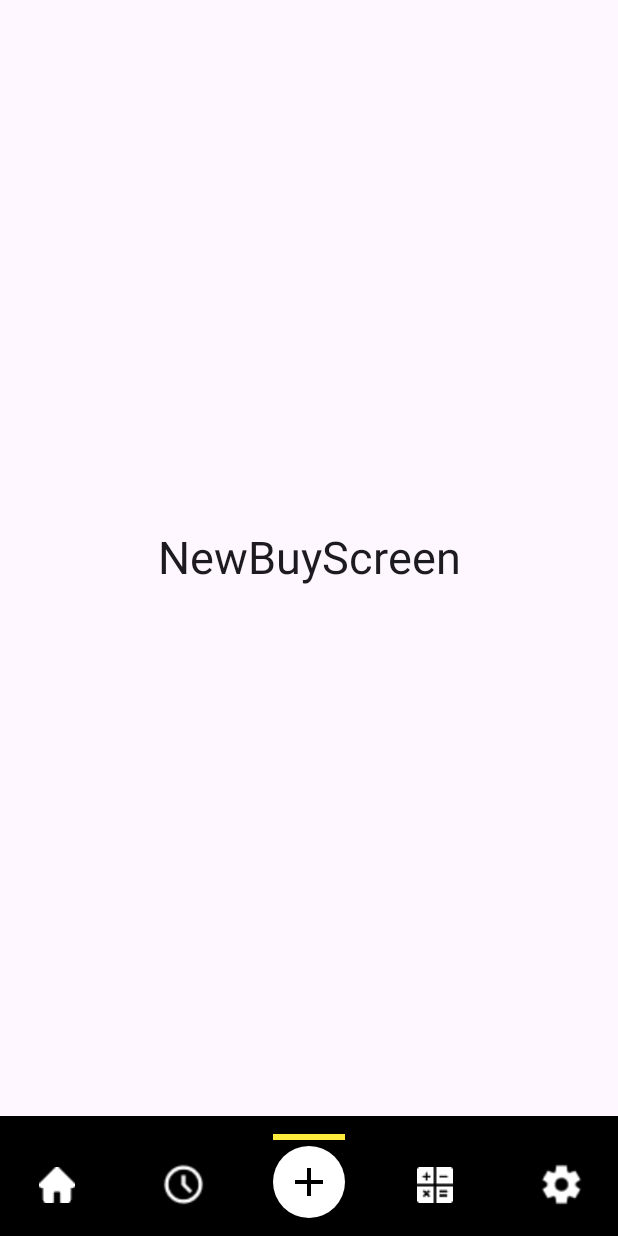
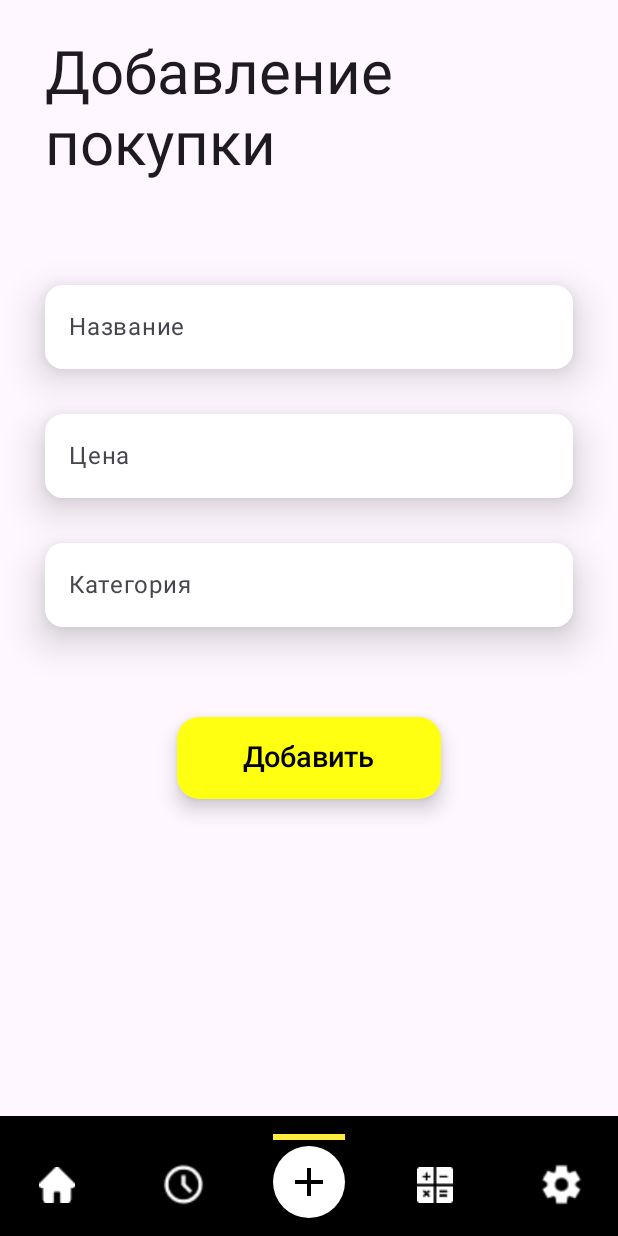
Before and after one commit to durka225/chillOut, an Android app built with Jetpack Compose: the MainScreen screen opened through its navigation route, item 3 of the bottom bar chosen, on a phone screen of 412 x 824 dp. Run offline under Robolectric (Android 15) with nearby library versions, the phone set to English and light mode, and no system bars.

Commit message:
NewBuyScreen

```diff
--- a/app/src/main/java/com/example/chillout/presentation/screen/login/LoginScreen.kt
+++ b/app/src/main/java/com/example/chillout/presentation/screen/login/LoginScreen.kt
@@ -27,16 +27,10 @@ import androidx.compose.material3.OutlinedTextField
 import androidx.compose.material3.OutlinedTextFieldDefaults
 import androidx.compose.material3.Text
 import androidx.compose.runtime.Composable
-import androidx.compose.runtime.getValue
-import androidx.compose.runtime.mutableStateOf
-import androidx.compose.runtime.remember
-import androidx.compose.runtime.setValue
 import androidx.compose.ui.Alignment
 import androidx.compose.ui.Modifier
-import androidx.compose.ui.draw.shadow
 import androidx.compose.ui.graphics.Color
 import androidx.compose.ui.graphics.vector.rememberVectorPainter
-import androidx.compose.ui.platform.LocalContext
 import androidx.compose.ui.res.painterResource
 import androidx.compose.ui.res.stringResource
 import androidx.compose.ui.tooling.preview.Preview
--- a/app/src/main/java/com/example/chillout/presentation/screen/main/new_buy/NewBuyScreen.kt
+++ b/app/src/main/java/com/example/chillout/presentation/screen/main/new_buy/NewBuyScreen.kt
@@ -1,28 +1,149 @@
 package com.example.chillout.presentation.screen.main.new_buy
 
-import androidx.compose.foundation.layout.Arrangement
+import androidx.compose.foundation.background
 import androidx.compose.foundation.layout.Column
+import androidx.compose.foundation.layout.Row
 import androidx.compose.foundation.layout.fillMaxSize
+import androidx.compose.foundation.layout.fillMaxWidth
+import androidx.compose.foundation.layout.padding
+import androidx.compose.foundation.shape.RoundedCornerShape
+import androidx.compose.material3.Card
+import androidx.compose.material3.CardDefaults
+import androidx.compose.material3.OutlinedTextField
+import androidx.compose.material3.OutlinedTextFieldDefaults
 import androidx.compose.material3.Text
 import androidx.compose.runtime.Composable
 import androidx.compose.ui.Alignment
 import androidx.compose.ui.Modifier
+import androidx.compose.ui.graphics.Color
+import androidx.compose.ui.res.stringResource
+import androidx.compose.ui.tooling.preview.Preview
+import androidx.compose.ui.unit.dp
 import androidx.compose.ui.unit.sp
+import androidx.lifecycle.viewmodel.compose.viewModel
+import com.example.chillout.R
+import com.example.chillout.presentation.navigation.Screen
+import com.example.chillout.presentation.screen.viewmodel.NewBuyScreenViewModel
+import com.example.chillout.presentation.ui.component.StyledButton
 
 @Composable
-fun NewBuyScreen (
-
+fun NewBuyScreen(
+    onNavigateTo: (Screen) -> Unit = {},
+    viewModel: NewBuyScreenViewModel = viewModel()
 ){
     Column(
-        modifier = Modifier.fillMaxSize(),
-        verticalArrangement = Arrangement.Center,
+        modifier = Modifier
+            .fillMaxSize(),
         horizontalAlignment = Alignment.CenterHorizontally
+    ) {
+        Row(
+            modifier = Modifier.fillMaxWidth()
+        ) {
+            Text(
+                modifier = Modifier.padding(top = 25.dp, start = 30.dp),
+                text = "Добавление\nпокупки",
+                fontSize = 40.sp
+            )
+        }
 
-    ) {
-        Text(
-            text = "NewBuyScreen",
-            fontSize = 30.sp
-        )
+        Card(
+            modifier = Modifier
+                .fillMaxWidth()
+                .padding(top = 70.dp, start = 30.dp, end = 30.dp),
+            elevation = CardDefaults.cardElevation(
+                defaultElevation = 15.dp
+            ),
+            shape = RoundedCornerShape(12.dp)
+        ) {
+            OutlinedTextField(
+                modifier = Modifier
+                    .fillMaxWidth()
+                    .background(Color.White),
+                value = viewModel.name,
+                onValueChange = viewModel::updateName,
+                shape = RoundedCornerShape(12.dp),
+                colors = OutlinedTextFieldDefaults.colors(
+                    focusedBorderColor = Color.Transparent,
+                    unfocusedBorderColor = Color.Transparent
+                ),
+                placeholder = {
+                    Text(
+                        text = stringResource(id = R.string.name_buy)
+                    )
+                }
+            )
+        }
+        Card(
+            modifier = Modifier
+                .fillMaxWidth()
+                .padding(top = 30.dp, start = 30.dp, end = 30.dp),
+            elevation = CardDefaults.cardElevation(
+                defaultElevation = 15.dp
+            ),
+            shape = RoundedCornerShape(12.dp)
+        ) {
+            OutlinedTextField(
+                modifier = Modifier
+                    .fillMaxWidth()
+                    .background(Color.White),
+                value = viewModel.price,
+                onValueChange = viewModel::updatePrice,
+                shape = RoundedCornerShape(12.dp),
+                colors = OutlinedTextFieldDefaults.colors(
+                    focusedBorderColor = Color.Transparent,
+                    unfocusedBorderColor = Color.Transparent
+                ),
+                placeholder = {
+                    Text(
+                        text = stringResource(id = R.string.price)
+                    )
+                }
+            )
+        }
+        Card(
+            modifier = Modifier
+                .fillMaxWidth()
+                .padding(top = 30.dp, start = 30.dp, end = 30.dp),
+            elevation = CardDefaults.cardElevation(
+                defaultElevation = 15.dp
+            ),
+            shape = RoundedCornerShape(12.dp)
+        ) {
+            OutlinedTextField(
+                modifier = Modifier
+                    .fillMaxWidth()
+                    .background(Color.White),
+                value = viewModel.categoryName,
+                onValueChange = viewModel::updateCategoryName,
+                shape = RoundedCornerShape(12.dp),
+                colors = OutlinedTextFieldDefaults.colors(
+                    focusedBorderColor = Color.Transparent,
+                    unfocusedBorderColor = Color.Transparent
+                ),
+                placeholder = {
+                    Text(
+                        text = stringResource(id = R.string.category)
+                    )
+                }
+            )
+        }
+        StyledButton(
+            onClick = {onNavigateTo (Screen.Main)},
+            containerColor = Color(0xFFFFFF11),
+            contentColor = Color.Black,
+            modifier = Modifier.padding(top = 60.dp),
+
+            ) {
+            Text(
+                text = stringResource(id = R.string.new_button),
+                fontSize = 19.sp
+            )
+        }
+
     }
-
 }
+@Composable
+@Preview (showBackground = true)
+fun NewBuyScreenPreview(){
+    NewBuyScreen ()
+}
--- /dev/null
+++ b/app/src/main/java/com/example/chillout/presentation/screen/viewmodel/NewBuyScreenViewModel.kt
@@ -0,0 +1,28 @@
+package com.example.chillout.presentation.screen.viewmodel
+
+import androidx.compose.runtime.getValue
+import androidx.compose.runtime.mutableStateOf
+import androidx.compose.runtime.setValue
+import androidx.lifecycle.ViewModel
+
+class NewBuyScreenViewModel: ViewModel () {
+    var name by mutableStateOf("")
+        private set
+
+    var price by mutableStateOf("")
+        private set
+
+    var categoryName by mutableStateOf("")
+        private set
+
+
+    fun updateName(name: String){
+        this.name = name
+    }
+    fun updatePrice (price: String){
+        this.price = price
+    }
+    fun updateCategoryName(categoryName: String){
+        this.categoryName = categoryName
+    }
+}
--- a/app/src/main/res/values/strings.xml
+++ b/app/src/main/res/values/strings.xml
@@ -2,9 +2,12 @@
     <string name="app_name">chillOut</string>
     <string name="username">Введите никнейм</string>
     <string name="name">Имя</string>
+    <string name="price">Цена</string>
+    <string name="name_buy">Название</string>
     <string name="wages">Зарплата в месяц</string>
     <string name="savingMoney">Сбережения</string>
     <string name="home">Главный</string>
+    <string name="category">Категория</string>
     <string name="history">История</string>
     <string name="new_buy">Создать</string>
     <string name="calculator_buy">Рассчитать</string>
@@ -12,4 +15,5 @@
     <string name="currentMoney">Накопления</string>
     <string name="login_button">Продолжить</string>
     <string name="save_button">Сохранить</string>
+    <string name="new_button">Добавить</string>
 </resources>
```
